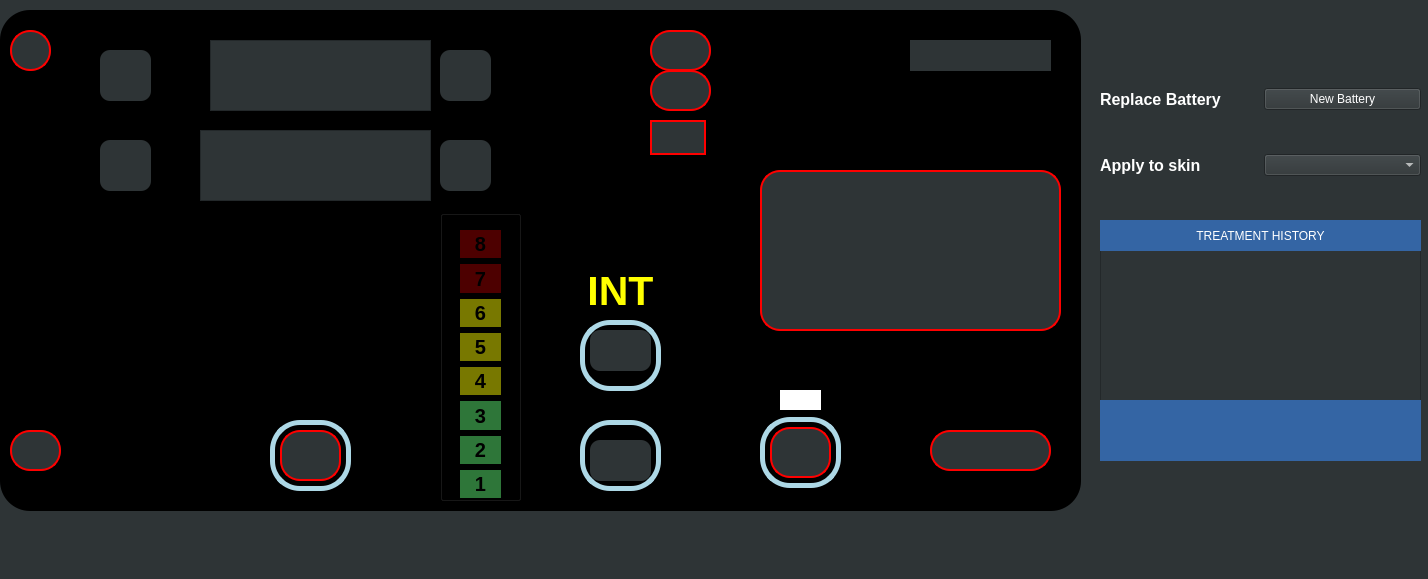
AmnElDawla/OasisPro, file Oasis/mainwindow.ui: the form before one commit.
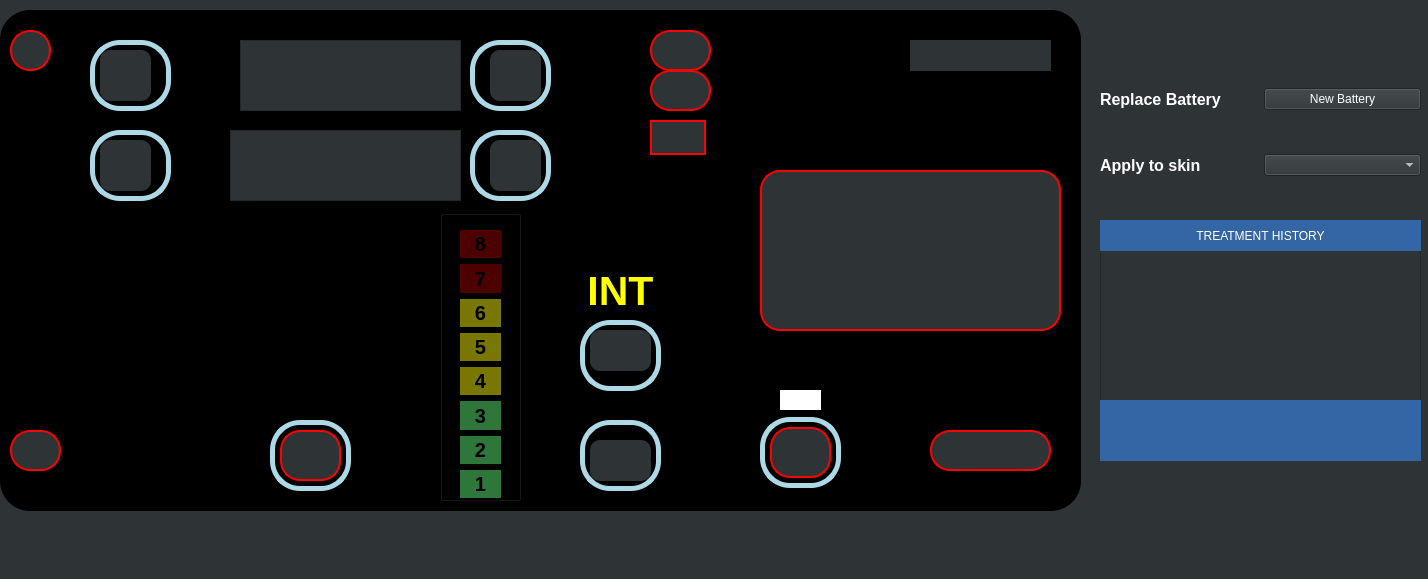
The form after the commit. Icons and pictures are not drawn.

```diff
--- a/Oasis/mainwindow.ui
+++ b/Oasis/mainwindow.ui
@@ -669,7 +669,7 @@
     <widget class="QListWidget" name="listDuration">
      <property name="geometry">
       <rect>
-       <x>210</x>
+       <x>240</x>
        <y>30</y>
        <width>221</width>
        <height>71</height>
@@ -679,7 +679,7 @@
     <widget class="QListWidget" name="listSession">
      <property name="geometry">
       <rect>
-       <x>200</x>
+       <x>230</x>
        <y>120</y>
        <width>231</width>
        <height>71</height>
@@ -706,87 +706,6 @@
       <string/>
      </property>
     </widget>
-    <widget class="QPushButton" name="durationRight">
-     <property name="geometry">
-      <rect>
-       <x>440</x>
-       <y>40</y>
-       <width>51</width>
-       <height>51</height>
-      </rect>
-     </property>
-     <property name="styleSheet">
-      <string notr="true">#durationRight {
-border-image: url(&quot;:/resources/buttons/rightButton.png&quot;);
-border-radius: 10px;
-}
-
-</string>
-     </property>
-     <property name="text">
-      <string/>
-     </property>
-    </widget>
-    <widget class="QPushButton" name="sessionRight">
-     <property name="geometry">
-      <rect>
-       <x>440</x>
-       <y>130</y>
-       <width>51</width>
-       <height>51</height>
-      </rect>
-     </property>
-     <property name="styleSheet">
-      <string notr="true">#sessionRight {
-border-image: url(&quot;:/resources/buttons/rightButton.png&quot;);
-border-radius: 10px;
-}
-</string>
-     </property>
-     <property name="text">
-      <string/>
-     </property>
-    </widget>
-    <widget class="QPushButton" name="durationLeft">
-     <property name="geometry">
-      <rect>
-       <x>100</x>
-       <y>40</y>
-       <width>51</width>
-       <height>51</height>
-      </rect>
-     </property>
-     <property name="styleSheet">
-      <string notr="true">#durationLeft {
-border-image: url(&quot;:/resources/buttons/leftButton.png&quot;);
-border-radius: 10px;
-}
-</string>
-     </property>
-     <property name="text">
-      <string/>
-     </property>
-    </widget>
-    <widget class="QPushButton" name="sessionLeft">
-     <property name="geometry">
-      <rect>
-       <x>100</x>
-       <y>130</y>
-       <width>51</width>
-       <height>51</height>
-      </rect>
-     </property>
-     <property name="styleSheet">
-      <string notr="true">#sessionLeft {
-border-image: url(&quot;:/resources/buttons/leftButton.png&quot;);
-border-radius: 10px;
-}
-</string>
-     </property>
-     <property name="text">
-      <string/>
-     </property>
-    </widget>
     <widget class="QLabel" name="rightEar">
      <property name="geometry">
       <rect>
@@ -807,6 +726,171 @@
       <string/>
      </property>
     </widget>
+    <widget class="QGroupBox" name="groupBox_3">
+     <property name="geometry">
+      <rect>
+       <x>90</x>
+       <y>120</y>
+       <width>81</width>
+       <height>71</height>
+      </rect>
+     </property>
+     <property name="styleSheet">
+      <string notr="true">#groupBox_3{
+border: 5px solid #ADD8E6;
+border-radius: 30px;
+background-color: black;
+}
+</string>
+     </property>
+     <property name="title">
+      <string/>
+     </property>
+     <widget class="QPushButton" name="sessionLeft">
+      <property name="geometry">
+       <rect>
+        <x>10</x>
+        <y>10</y>
+        <width>51</width>
+        <height>51</height>
+       </rect>
+      </property>
+      <property name="styleSheet">
+       <string notr="true">#sessionLeft {
+border-image: url(&quot;:/resources/buttons/leftButton.png&quot;);
+border-radius: 10px;
+}
+</string>
+      </property>
+      <property name="text">
+       <string/>
+      </property>
+     </widget>
+    </widget>
+    <widget class="QGroupBox" name="groupBox_7">
+     <property name="geometry">
+      <rect>
+       <x>90</x>
+       <y>30</y>
+       <width>81</width>
+       <height>71</height>
+      </rect>
+     </property>
+     <property name="styleSheet">
+      <string notr="true">#groupBox_7{
+border: 5px solid #ADD8E6;
+border-radius: 30px;
+background-color: black;
+}
+</string>
+     </property>
+     <property name="title">
+      <string/>
+     </property>
+     <widget class="QPushButton" name="durationLeft">
+      <property name="geometry">
+       <rect>
+        <x>10</x>
+        <y>10</y>
+        <width>51</width>
+        <height>51</height>
+       </rect>
+      </property>
+      <property name="styleSheet">
+       <string notr="true">#durationLeft {
+border-image: url(&quot;:/resources/buttons/leftButton.png&quot;);
+border-radius: 10px;
+}
+</string>
+      </property>
+      <property name="text">
+       <string/>
+      </property>
+     </widget>
+    </widget>
+    <widget class="QGroupBox" name="groupBox_8">
+     <property name="geometry">
+      <rect>
+       <x>470</x>
+       <y>120</y>
+       <width>81</width>
+       <height>71</height>
+      </rect>
+     </property>
+     <property name="styleSheet">
+      <string notr="true">#groupBox_8{
+border: 5px solid #ADD8E6;
+border-radius: 30px;
+background-color: black;
+}
+</string>
+     </property>
+     <property name="title">
+      <string/>
+     </property>
+     <widget class="QPushButton" name="sessionRight">
+      <property name="geometry">
+       <rect>
+        <x>20</x>
+        <y>10</y>
+        <width>51</width>
+        <height>51</height>
+       </rect>
+      </property>
+      <property name="styleSheet">
+       <string notr="true">#sessionRight {
+border-image: url(&quot;:/resources/buttons/rightButton.png&quot;);
+border-radius: 10px;
+}
+</string>
+      </property>
+      <property name="text">
+       <string/>
+      </property>
+     </widget>
+    </widget>
+    <widget class="QGroupBox" name="groupBox_9">
+     <property name="geometry">
+      <rect>
+       <x>470</x>
+       <y>30</y>
+       <width>81</width>
+       <height>71</height>
+      </rect>
+     </property>
+     <property name="styleSheet">
+      <string notr="true">#groupBox_9{
+border: 5px solid #ADD8E6;
+border-radius: 30px;
+background-color: black;
+}
+</string>
+     </property>
+     <property name="title">
+      <string/>
+     </property>
+     <widget class="QPushButton" name="durationRight">
+      <property name="geometry">
+       <rect>
+        <x>20</x>
+        <y>10</y>
+        <width>51</width>
+        <height>51</height>
+       </rect>
+      </property>
+      <property name="styleSheet">
+       <string notr="true">#durationRight {
+border-image: url(&quot;:/resources/buttons/rightButton.png&quot;);
+border-radius: 10px;
+}
+
+</string>
+      </property>
+      <property name="text">
+       <string/>
+      </property>
+     </widget>
+    </widget>
    </widget>
    <widget class="QWidget" name="layoutWidget">
     <property name="geometry">
```
